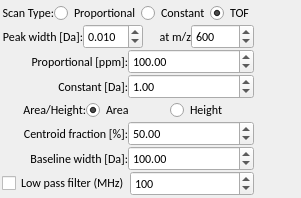
Qt form src/adplugins/qtwidgets/centroidform.ui (qtplatz/qtplatz) before a commit.
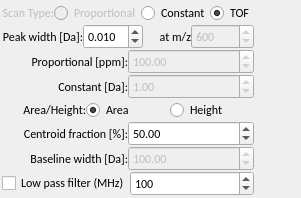
The same form after that commit.

The edit to the form file:
```diff
--- a/src/adplugins/qtwidgets/centroidform.ui
+++ b/src/adplugins/qtwidgets/centroidform.ui
@@ -46,6 +46,9 @@
       <layout class="QHBoxLayout" name="horizontalLayout7">
        <item>
         <widget class="QLabel" name="label">
+         <property name="enabled">
+          <bool>false</bool>
+         </property>
          <property name="font">
           <font>
            <family>Calibri</family>
@@ -61,6 +64,9 @@
        </item>
        <item>
         <widget class="QRadioButton" name="radioButton_propo">
+         <property name="enabled">
+          <bool>false</bool>
+         </property>
          <property name="font">
           <font>
            <family>Calibri</family>
@@ -164,6 +170,9 @@
        </item>
        <item>
         <widget class="QDoubleSpinBox" name="doubleSpinBox_mz">
+         <property name="enabled">
+          <bool>false</bool>
+         </property>
          <property name="font">
           <font>
            <family>Calibri</family>
@@ -201,6 +210,9 @@
        </item>
        <item>
         <widget class="QDoubleSpinBox" name="doubleSpinBox_proportional">
+         <property name="enabled">
+          <bool>false</bool>
+         </property>
          <property name="font">
           <font>
            <family>Calibri</family>
@@ -235,6 +247,9 @@
        </item>
        <item>
         <widget class="QDoubleSpinBox" name="doubleSpinBox_constant">
+         <property name="enabled">
+          <bool>false</bool>
+         </property>
          <property name="font">
           <font>
            <family>Calibri</family>
@@ -349,6 +364,9 @@
        </item>
        <item>
         <widget class="QDoubleSpinBox" name="doubleSpinBox_baselinewidth">
+         <property name="enabled">
+          <bool>false</bool>
+         </property>
          <property name="font">
           <font>
            <family>Calibri</family>
```
